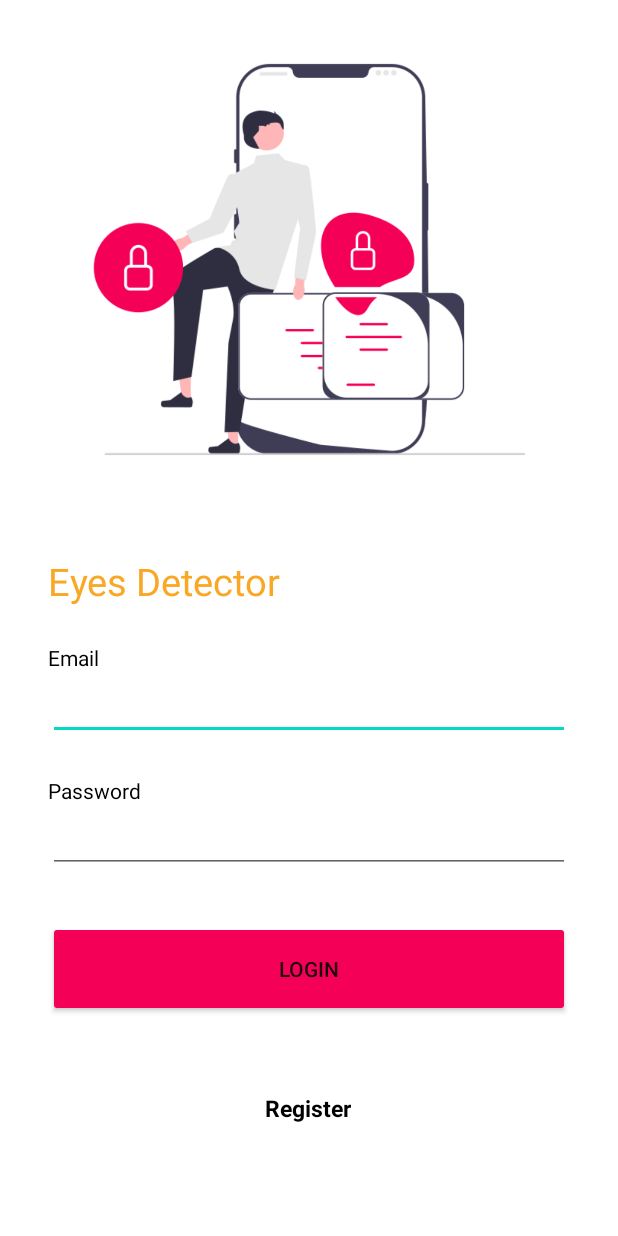
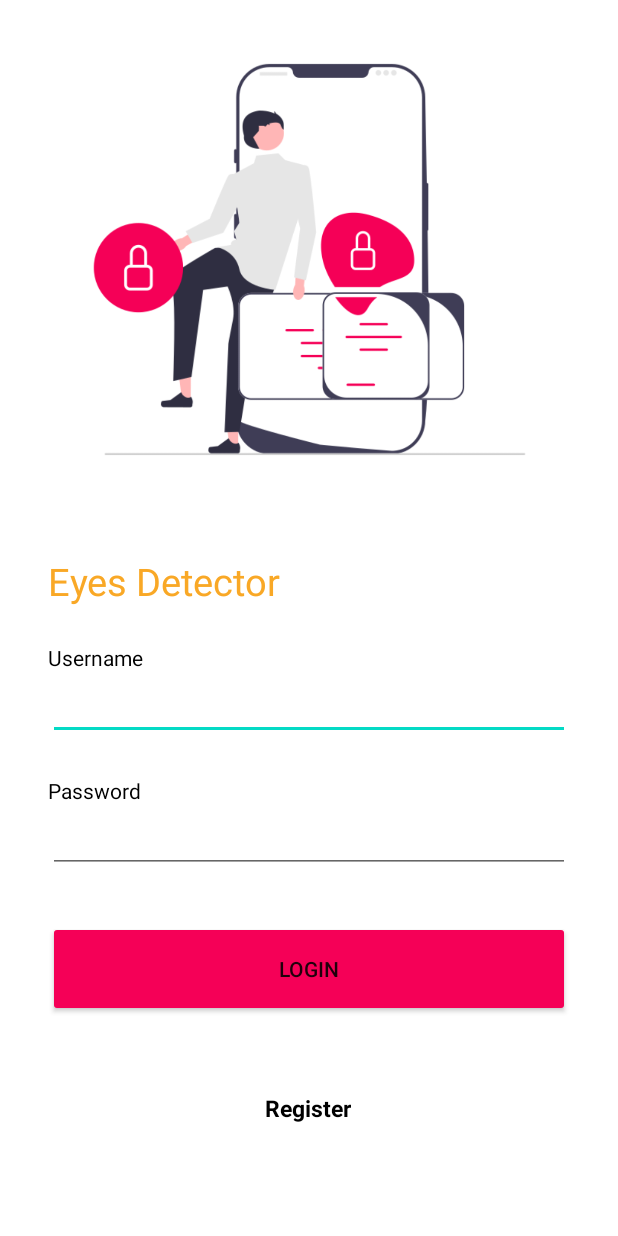
Before and after one commit to gananta65/C22-PS237-Capstone-Project, an Android app: the screen it shows after launch (LoginActivity), after a tap on "LOGIN", on a phone screen of 412 x 824 dp. Run offline under Robolectric (Android 15) with nearby library versions, the phone set to English and light mode, and no system bars; 2 statements that could not run were skipped.

Commit message:
fix login logout function

```diff
--- a/Capstone-md/app/build.gradle
+++ b/Capstone-md/app/build.gradle
@@ -50,4 +50,7 @@ dependencies {
     implementation 'com.squareup.retrofit2:retrofit:2.9.0'
     implementation 'com.squareup.retrofit2:converter-gson:2.9.0'
     implementation 'com.squareup.okhttp3:logging-interceptor:4.9.0'
+    implementation 'androidx.datastore:datastore-preferences:1.0.0'
+    implementation 'androidx.lifecycle:lifecycle-viewmodel-ktx:2.4.1'
+    implementation 'androidx.lifecycle:lifecycle-livedata-ktx:2.4.1'
 }
--- a/Capstone-md/app/src/main/java/com/dicoding/radityajayantara/eyedetector/ui/api/ApiInterface.kt
+++ b/Capstone-md/app/src/main/java/com/dicoding/radityajayantara/eyedetector/ui/api/ApiInterface.kt
@@ -14,12 +14,12 @@ interface ApiInterface {
         @Field("username") username: String,
         @Field("password") password: String,
         @Field("name") name: String,
-    ):Call<ResponseBody>
+    ):Call<ApiResponse>
 
     @FormUrlEncoded
     @POST("auth/login")
     fun login(
-        @Field("email") email: String,
+        @Field("username") username: String,
         @Field("password") password: String,
-    ):Call<ResponseBody>
+    ):Call<LoginResponse>
 }
--- /dev/null
+++ b/Capstone-md/app/src/main/java/com/dicoding/radityajayantara/eyedetector/ui/api/UserModel.kt
@@ -0,0 +1,10 @@
+package com.dicoding.radityajayantara.eyedetector.ui.api
+
+import android.os.Parcelable
+import kotlinx.parcelize.Parcelize
+
+@Parcelize
+data class UserModel(
+    val token: String,
+    val isLogin: Boolean
+) :Parcelable
--- a/Capstone-md/app/src/main/java/com/dicoding/radityajayantara/eyedetector/ui/login/LoginActivity.kt
+++ b/Capstone-md/app/src/main/java/com/dicoding/radityajayantara/eyedetector/ui/login/LoginActivity.kt
@@ -1,51 +1,106 @@
 package com.dicoding.radityajayantara.eyedetector.ui.login
 
+import android.content.Context
 import android.content.Intent
 import androidx.appcompat.app.AppCompatActivity
 import android.os.Bundle
+import android.util.Log
+import android.view.View
 import android.widget.Toast
+import androidx.datastore.core.DataStore
+import androidx.datastore.preferences.core.Preferences
+import androidx.datastore.preferences.preferencesDataStore
+import androidx.lifecycle.ViewModelProvider
 import com.dicoding.radityajayantara.eyedetector.databinding.ActivityLoginBinding
 import com.dicoding.radityajayantara.eyedetector.ui.api.ApiConfig
 import com.dicoding.radityajayantara.eyedetector.ui.MainActivity
+import com.dicoding.radityajayantara.eyedetector.ui.api.LoginResponse
+import com.dicoding.radityajayantara.eyedetector.ui.api.UserModel
 import com.dicoding.radityajayantara.eyedetector.ui.register.RegisterActivity
+import com.dicoding.radityajayantara.eyedetector.ui.utils.SharedViewModel
+import com.dicoding.radityajayantara.eyedetector.ui.utils.UserPreferences
+import com.dicoding.radityajayantara.eyedetector.ui.utils.ViewModelFactory
 import okhttp3.ResponseBody
 import retrofit2.Call
 import retrofit2.Callback
 import retrofit2.Response
 
+private val Context.dataStore: DataStore<Preferences> by preferencesDataStore(name = "settings")
 class LoginActivity : AppCompatActivity() {
+    private lateinit var mainViewModel: SharedViewModel
     private lateinit var binding: ActivityLoginBinding
     override fun onCreate(savedInstanceState: Bundle?) {
         binding = ActivityLoginBinding.inflate(layoutInflater)
         super.onCreate(savedInstanceState)
         setContentView(binding.root)
 
+        setViewModel()
+
         binding.RegisterBtn.setOnClickListener {
             startActivity(Intent(this, RegisterActivity::class.java))
         }
 
         binding.buttonLogin.setOnClickListener {
-            val email = binding.editEmail.text.toString()
+            val username = binding.editUsername.text.toString()
             val password = binding.editPassword.text.toString()
 
-            userLogin(email, password)
+            userLogin(username, password)
         }
     }
 
-    private fun userLogin(email: String, password: String) {
-        val client = ApiConfig.getApiService().login(email, password)
-        client.enqueue(object: Callback<ResponseBody>{
-            override fun onResponse(call: Call<ResponseBody>, response: Response<ResponseBody>) {
-                Toast.makeText(this@LoginActivity, "Login Berhasil", Toast.LENGTH_SHORT).show()
-                val intent = Intent(this@LoginActivity, MainActivity::class.java)
+    private fun setViewModel() {
+        mainViewModel = ViewModelProvider(
+            this, ViewModelFactory(UserPreferences.getInstance(dataStore))
+        )[SharedViewModel::class.java]
+
+        mainViewModel.getUser().observe(this){ user ->
+            if (user.isLogin) {
+                val intent = Intent(this, MainActivity::class.java)
                 startActivity(intent)
+                finish()
+            }
+        }
+    }
+
+    private fun userLogin(username: String, password: String) {
+        showLoading(true)
+        val client = ApiConfig.getApiService().login(username, password)
+        client.enqueue(object: Callback<LoginResponse>{
+            override fun onResponse(call: Call<LoginResponse>, response: Response<LoginResponse>) {
+                showLoading(false)
+                val responseBody = response.body()
+                Log.d(TAG, "onResponse: $responseBody")
+                if (response.isSuccessful || responseBody?.message == "Login success") {
+                    if (responseBody != null) {
+                        mainViewModel.saveUser(UserModel(responseBody.data.token, true))
+                    }
+                    Toast.makeText(this@LoginActivity, "Login success", Toast.LENGTH_SHORT).show()
+                    startActivity(Intent(this@LoginActivity, MainActivity::class.java))
+                } else {
+                    Log.e(TAG, "onFailure1: ${response.message()}")
+                    Toast.makeText(this@LoginActivity, "Login fail", Toast.LENGTH_SHORT).show()
+                }
             }
 
-            override fun onFailure(call: Call<ResponseBody>, t: Throwable) {
-                Toast.makeText(this@LoginActivity, "Login Gagal", Toast.LENGTH_SHORT).show()
+            override fun onFailure(call: Call<LoginResponse>, t: Throwable) {
+                showLoading(false)
+                Log.e(TAG, "onFailure2: ${t.message}")
+                Toast.makeText(this@LoginActivity, "Login fail", Toast.LENGTH_SHORT).show()
             }
 
         })
+    }
 
+
+    private fun showLoading(isLoading: Boolean) {
+        if (isLoading) {
+            binding.progressBar.visibility = View.VISIBLE
+        } else {
+            binding.progressBar.visibility = View.GONE
+        }
+    }
+
+    companion object {
+        private const val TAG = "Login Activity"
     }
 }
--- /dev/null
+++ b/Capstone-md/app/src/main/java/com/dicoding/radityajayantara/eyedetector/ui/utils/SharedViewModel.kt
@@ -0,0 +1,26 @@
+package com.dicoding.radityajayantara.eyedetector.ui.utils
+
+import androidx.lifecycle.LiveData
+import androidx.lifecycle.ViewModel
+import androidx.lifecycle.asLiveData
+import androidx.lifecycle.viewModelScope
+import com.dicoding.radityajayantara.eyedetector.ui.api.UserModel
+import kotlinx.coroutines.launch
+
+class SharedViewModel (private val pref: UserPreferences) : ViewModel() {
+
+    fun getUser() : LiveData<UserModel> {
+        return pref.getUser().asLiveData()
+    }
+
+    fun saveUser(user: UserModel){
+        viewModelScope.launch {
+            pref.saveUser(user)
+        }
+    }
+    fun logOut() {
+        viewModelScope.launch {
+            pref.logOut()
+        }
+    }
+}
--- /dev/null
+++ b/Capstone-md/app/src/main/java/com/dicoding/radityajayantara/eyedetector/ui/utils/UserPreferences.kt
@@ -0,0 +1,45 @@
+package com.dicoding.radityajayantara.eyedetector.ui.utils
+
+import androidx.datastore.core.DataStore
+import androidx.datastore.preferences.core.*
+import com.dicoding.radityajayantara.eyedetector.ui.api.UserModel
+import kotlinx.coroutines.flow.Flow
+import kotlinx.coroutines.flow.map
+
+class UserPreferences private constructor(private val dataStore: DataStore<Preferences>){
+
+    fun getUser() : Flow<UserModel>{
+        return dataStore.data.map { preferences ->
+            UserModel(
+                preferences[TOKEN] ?:"",
+                preferences[STATE]?: false
+            )
+        }
+    }
+
+    suspend fun saveUser(user: UserModel) {
+        dataStore.edit { preferences ->
+            preferences[TOKEN] = user.token
+            preferences[STATE] = user.isLogin
+        }
+    }
+    suspend fun logOut(){
+        dataStore.edit { preferences ->
+            preferences[STATE] = false
+        }
+    }
+    companion object {
+        @Volatile
+        private var INSTANCE: UserPreferences? = null
+        private val TOKEN = stringPreferencesKey("token")
+        private val STATE = booleanPreferencesKey("state")
+
+        fun getInstance(dataStore: DataStore<Preferences>) : UserPreferences {
+            return INSTANCE?: synchronized(this) {
+                val instance = UserPreferences(dataStore)
+                INSTANCE = instance
+                instance
+            }
+        }
+    }
+}
--- /dev/null
+++ b/Capstone-md/app/src/main/java/com/dicoding/radityajayantara/eyedetector/ui/utils/ViewModelFactory.kt
@@ -0,0 +1,16 @@
+package com.dicoding.radityajayantara.eyedetector.ui.utils
+
+import androidx.lifecycle.ViewModel
+import androidx.lifecycle.ViewModelProvider
+
+class ViewModelFactory(private val pref: UserPreferences) : ViewModelProvider.NewInstanceFactory() {
+
+    @Suppress("UNCHECKED_CAST")
+    override fun <T : ViewModel> create(modelClass: Class<T>): T {
+        return when {
+            modelClass.isAssignableFrom(SharedViewModel::class.java) -> {
+                SharedViewModel(pref) as T
+            } else -> throw IllegalArgumentException("Unknown ViewModel class: " + modelClass.name)
+        }
+    }
+}
--- a/Capstone-md/app/src/main/res/layout/activity_login.xml
+++ b/Capstone-md/app/src/main/res/layout/activity_login.xml
@@ -28,28 +28,28 @@
         app:layout_constraintTop_toBottomOf="@+id/imageView" />
 
     <TextView
-        android:id="@+id/view_email"
+        android:id="@+id/view_username"
         android:layout_width="wrap_content"
         android:layout_height="wrap_content"
         android:layout_marginStart="32dp"
         android:layout_marginTop="24dp"
-        android:text="Email"
+        android:text="Username"
         android:textColor="@color/black"
         app:layout_constraintStart_toStartOf="parent"
         app:layout_constraintTop_toBottomOf="@+id/view_text" />
 
 
     <com.google.android.material.textfield.TextInputEditText
-        android:id="@+id/edit_email"
+        android:id="@+id/edit_username"
         android:layout_width="match_parent"
         android:layout_height="wrap_content"
         android:layout_marginStart="32dp"
         android:layout_marginEnd="32dp"
         android:ems="10"
-        android:inputType="textEmailAddress"
+        android:inputType="text"
         app:layout_constraintEnd_toEndOf="parent"
         app:layout_constraintStart_toStartOf="parent"
-        app:layout_constraintTop_toBottomOf="@+id/view_email"
+        app:layout_constraintTop_toBottomOf="@+id/view_username"
         tools:ignore="SpeakableTextPresentCheck" />
 
     <TextView
@@ -61,7 +61,7 @@
         android:text="Password"
         android:textColor="@color/black"
         app:layout_constraintStart_toStartOf="parent"
-        app:layout_constraintTop_toBottomOf="@+id/edit_email" />
+        app:layout_constraintTop_toBottomOf="@+id/edit_username" />
 
 
     <com.google.android.material.textfield.TextInputEditText
@@ -108,5 +108,17 @@
         app:layout_constraintTop_toBottomOf="@+id/button_login"
         app:layout_constraintVertical_bias="0.416" />
 
+    <ProgressBar
+        android:id="@+id/progress_bar"
+        android:visibility="gone"
+        tools:visibility="visible"
+        android:layout_width="wrap_content"
+        android:layout_height="wrap_content"
+        app:layout_constraintBottom_toBottomOf="parent"
+        app:layout_constraintEnd_toEndOf="parent"
+        app:layout_constraintStart_toStartOf="parent"
+        app:layout_constraintTop_toTopOf="parent" />
+
+
 
 </androidx.constraintlayout.widget.ConstraintLayout>
```
Also changed, not shown: Capstone-md/app/src/main/java/com/dicoding/radityajayantara/eyedetector/ui/MainActivity.kt (+33 -1 lines), Capstone-md/app/src/main/java/com/dicoding/radityajayantara/eyedetector/ui/api/ApiResponse.kt (added, +28 -0 lines), Capstone-md/app/src/main/java/com/dicoding/radityajayantara/eyedetector/ui/register/RegisterActivity.kt (+35 -9 lines), Capstone-md/app/src/main/res/layout/activity_main.xml (+13 -1 lines), Capstone-md/app/src/main/res/layout/activity_register.xml (+12 -1 lines), Capstone-md/app/src/main/res/drawable/regis.svg (deleted).
